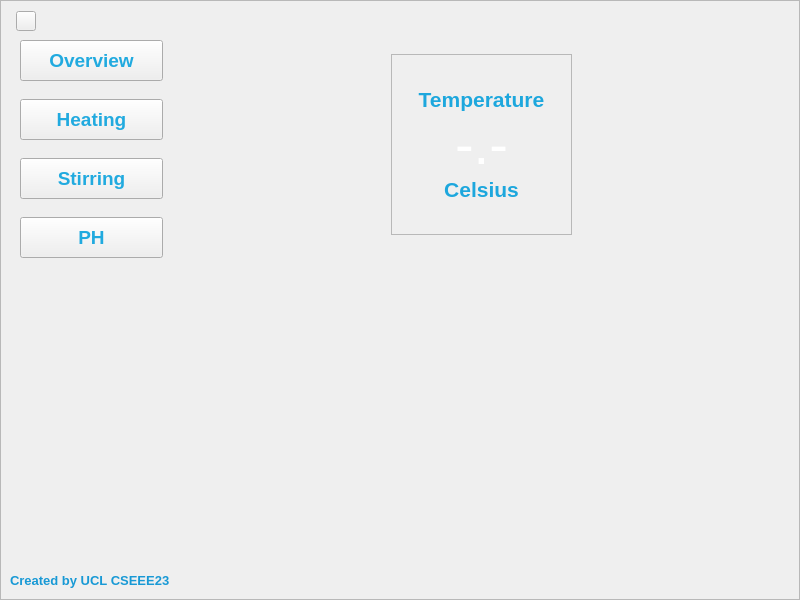
Old version of the form Bio_Reactor/Bioreactor.ui in the repository Adamliu1/ENGF0001_GUI.
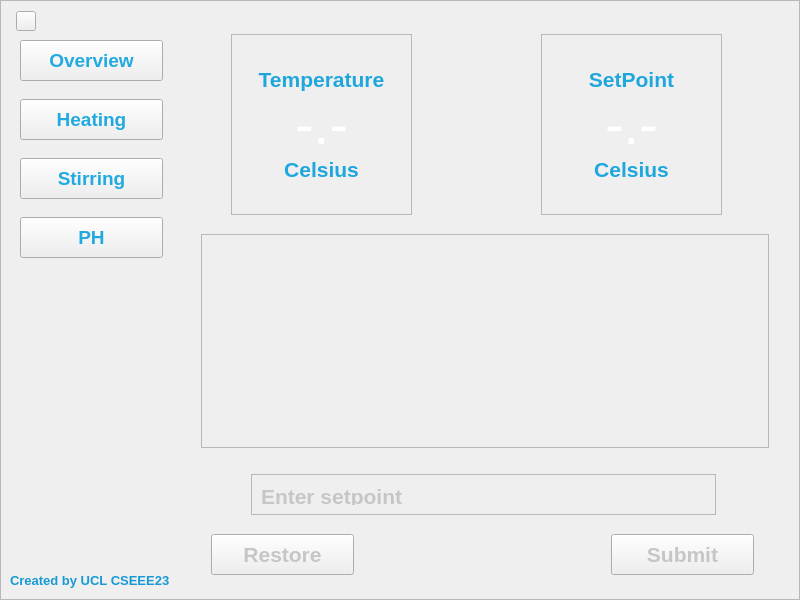
New version of the form. The open tabs and pages were chosen to show the change. Icons and pictures are not drawn.

```diff
--- a/Bio_Reactor/Bioreactor.ui
+++ b/Bio_Reactor/Bioreactor.ui
@@ -1248,8 +1248,8 @@
             </property>
             <property name="geometry">
              <rect>
-              <x>200</x>
-              <y>30</y>
+              <x>40</x>
+              <y>10</y>
               <width>181</width>
               <height>181</height>
              </rect>
@@ -1370,6 +1370,297 @@
              </property>
             </widget>
            </widget>
+           <widget class="QFrame" name="frame_8">
+            <property name="enabled">
+             <bool>true</bool>
+            </property>
+            <property name="geometry">
+             <rect>
+              <x>350</x>
+              <y>10</y>
+              <width>181</width>
+              <height>181</height>
+             </rect>
+            </property>
+            <property name="styleSheet">
+             <string notr="true">border-image: url(:/background.png/setpage_Ring.png);</string>
+            </property>
+            <property name="frameShape">
+             <enum>QFrame::StyledPanel</enum>
+            </property>
+            <property name="frameShadow">
+             <enum>QFrame::Raised</enum>
+            </property>
+            <widget class="QLabel" name="Temperature_12">
+             <property name="geometry">
+              <rect>
+               <x>20</x>
+               <y>30</y>
+               <width>141</width>
+               <height>31</height>
+              </rect>
+             </property>
+             <property name="font">
+              <font>
+               <family>Arial</family>
+               <pointsize>16</pointsize>
+               <weight>75</weight>
+               <italic>false</italic>
+               <bold>true</bold>
+              </font>
+             </property>
+             <property name="styleSheet">
+              <string notr="true">border-image:none;
+color: rgb(29, 167, 221);</string>
+             </property>
+             <property name="text">
+              <string>SetPoint</string>
+             </property>
+             <property name="scaledContents">
+              <bool>false</bool>
+             </property>
+             <property name="alignment">
+              <set>Qt::AlignCenter</set>
+             </property>
+             <property name="margin">
+              <number>0</number>
+             </property>
+            </widget>
+            <widget class="QLabel" name="Temperature_13">
+             <property name="geometry">
+              <rect>
+               <x>20</x>
+               <y>60</y>
+               <width>141</width>
+               <height>61</height>
+              </rect>
+             </property>
+             <property name="font">
+              <font>
+               <family>Arial</family>
+               <pointsize>42</pointsize>
+               <weight>9</weight>
+               <italic>false</italic>
+               <bold>false</bold>
+              </font>
+             </property>
+             <property name="styleSheet">
+              <string notr="true">border-image:none;
+font: 75 42pt &quot;Arial&quot;;
+color: rgb(255, 255, 255);</string>
+             </property>
+             <property name="text">
+              <string>-.-</string>
+             </property>
+             <property name="scaledContents">
+              <bool>false</bool>
+             </property>
+             <property name="alignment">
+              <set>Qt::AlignCenter</set>
+             </property>
+             <property name="margin">
+              <number>0</number>
+             </property>
+            </widget>
+            <widget class="QLabel" name="Temperature_14">
+             <property name="geometry">
+              <rect>
+               <x>20</x>
+               <y>120</y>
+               <width>141</width>
+               <height>31</height>
+              </rect>
+             </property>
+             <property name="font">
+              <font>
+               <family>Arial</family>
+               <pointsize>16</pointsize>
+               <weight>75</weight>
+               <italic>false</italic>
+               <bold>true</bold>
+              </font>
+             </property>
+             <property name="styleSheet">
+              <string notr="true">border-image:none;
+color: rgb(29, 167, 221);</string>
+             </property>
+             <property name="text">
+              <string>Celsius</string>
+             </property>
+             <property name="scaledContents">
+              <bool>false</bool>
+             </property>
+             <property name="alignment">
+              <set>Qt::AlignCenter</set>
+             </property>
+             <property name="margin">
+              <number>0</number>
+             </property>
+            </widget>
+           </widget>
+           <widget class="QPushButton" name="pushButton">
+            <property name="geometry">
+             <rect>
+              <x>420</x>
+              <y>510</y>
+              <width>143</width>
+              <height>41</height>
+             </rect>
+            </property>
+            <property name="font">
+             <font>
+              <family>Arial</family>
+              <pointsize>16</pointsize>
+              <weight>75</weight>
+              <bold>true</bold>
+             </font>
+            </property>
+            <property name="cursor">
+             <cursorShape>ArrowCursor</cursorShape>
+            </property>
+            <property name="styleSheet">
+             <string notr="true">QPushButton {
+	border-image: url(:/background.png/subpage_general_btn.png);
+	color: rgb(198, 198, 198);
+}
+
+QPushButton:hover {
+	border-image: url(:/background.png/subpage_general_btn_pressed.png);
+}</string>
+            </property>
+            <property name="text">
+             <string>Submit</string>
+            </property>
+           </widget>
+           <widget class="QPushButton" name="pushButton_2">
+            <property name="geometry">
+             <rect>
+              <x>20</x>
+              <y>510</y>
+              <width>143</width>
+              <height>41</height>
+             </rect>
+            </property>
+            <property name="font">
+             <font>
+              <family>Arial</family>
+              <pointsize>16</pointsize>
+              <weight>75</weight>
+              <bold>true</bold>
+             </font>
+            </property>
+            <property name="cursor">
+             <cursorShape>ArrowCursor</cursorShape>
+            </property>
+            <property name="styleSheet">
+             <string notr="true">QPushButton {
+	border-image: url(:/background.png/subpage_general_btn.png);
+	color: rgb(198, 198, 198);
+}
+
+QPushButton:hover {
+	border-image: url(:/background.png/subpage_general_btn_pressed.png);
+}</string>
+            </property>
+            <property name="text">
+             <string>Restore</string>
+            </property>
+           </widget>
+           <widget class="QFrame" name="frame_9">
+            <property name="geometry">
+             <rect>
+              <x>10</x>
+              <y>210</y>
+              <width>568</width>
+              <height>214</height>
+             </rect>
+            </property>
+            <property name="styleSheet">
+             <string notr="true">border-image: url(:/background.png/realtimegraph_border.png);</string>
+            </property>
+            <property name="frameShape">
+             <enum>QFrame::StyledPanel</enum>
+            </property>
+            <property name="frameShadow">
+             <enum>QFrame::Raised</enum>
+            </property>
+           </widget>
+           <widget class="QFrame" name="frame_10">
+            <property name="geometry">
+             <rect>
+              <x>60</x>
+              <y>450</y>
+              <width>465</width>
+              <height>41</height>
+             </rect>
+            </property>
+            <property name="styleSheet">
+             <string notr="true">QFrame{
+	border-image: url(:/background.png/enter_bar.png);
+}
+
+QFrame:hover {
+	border-image: url(:/background.png/enter_bar_selected.png);
+}</string>
+            </property>
+            <property name="frameShape">
+             <enum>QFrame::StyledPanel</enum>
+            </property>
+            <property name="frameShadow">
+             <enum>QFrame::Raised</enum>
+            </property>
+            <widget class="QLabel" name="Temperature_15">
+             <property name="geometry">
+              <rect>
+               <x>10</x>
+               <y>10</y>
+               <width>171</width>
+               <height>21</height>
+              </rect>
+             </property>
+             <property name="font">
+              <font>
+               <family>Arial</family>
+               <pointsize>16</pointsize>
+               <weight>75</weight>
+               <italic>false</italic>
+               <bold>true</bold>
+              </font>
+             </property>
+             <property name="styleSheet">
+              <string notr="true">border-image:none;
+color: rgb(198, 198, 198);</string>
+             </property>
+             <property name="text">
+              <string>Enter setpoint</string>
+             </property>
+             <property name="scaledContents">
+              <bool>false</bool>
+             </property>
+             <property name="alignment">
+              <set>Qt::AlignLeading|Qt::AlignLeft|Qt::AlignTop</set>
+             </property>
+             <property name="margin">
+              <number>0</number>
+             </property>
+            </widget>
+           </widget>
+           <widget class="QLabel" name="label_14">
+            <property name="geometry">
+             <rect>
+              <x>250</x>
+              <y>80</y>
+              <width>60</width>
+              <height>37</height>
+             </rect>
+            </property>
+            <property name="styleSheet">
+             <string notr="true">border-image: url(:/background.png/arrow.png);</string>
+            </property>
+            <property name="text">
+             <string/>
+            </property>
+           </widget>
           </widget>
           <widget class="QWidget" name="page"/>
          </widget>
```
Left out of the diff: 4 changed lines with no effect on the pictures.
